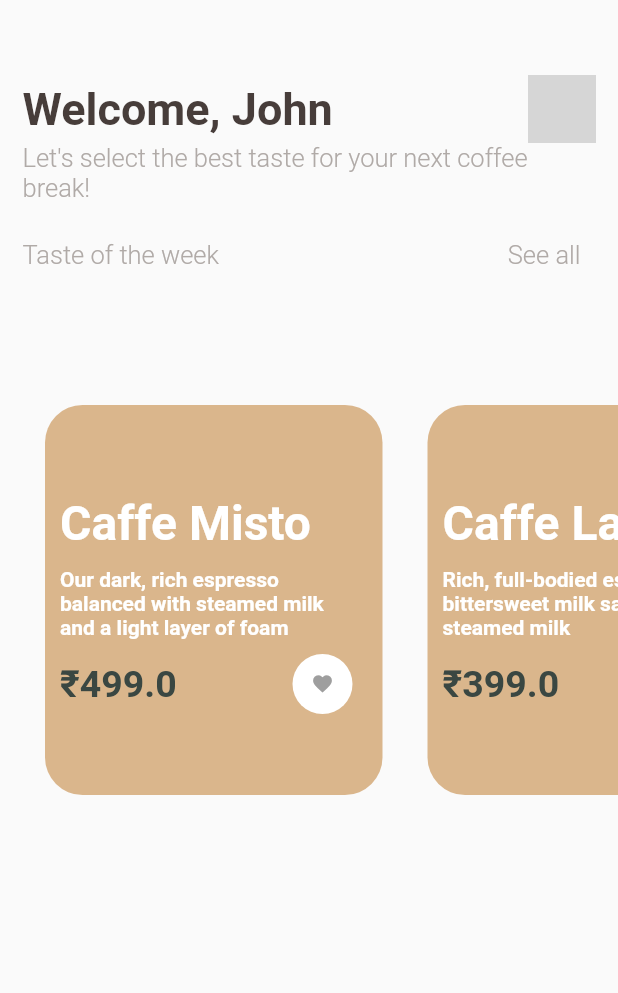
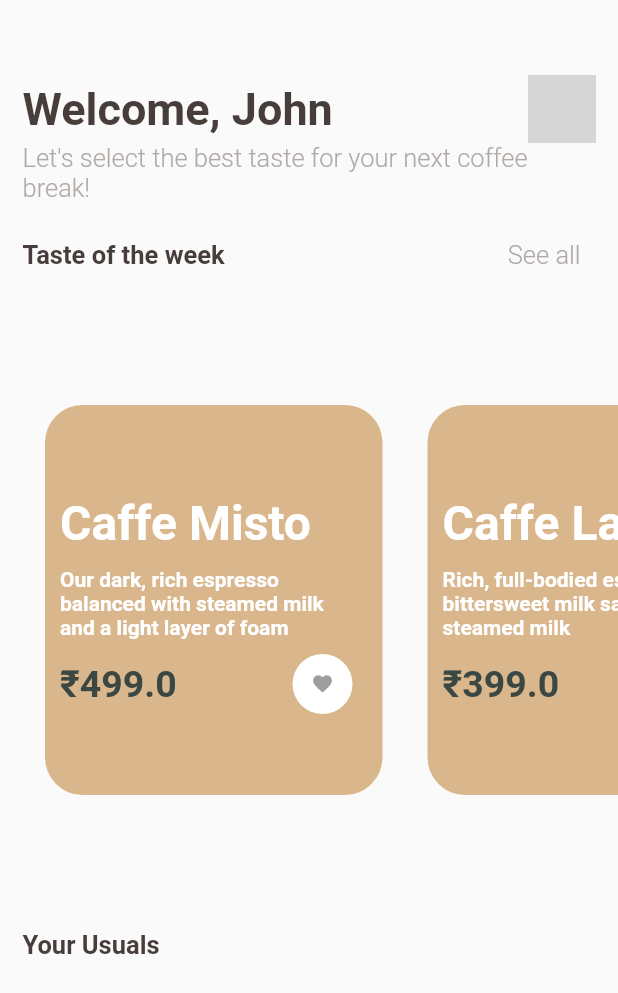
Before and after one commit to dipinsonwani/coffee_shop, a Flutter app: the screen it shows after launch, on a phone screen of 412 x 824 dp. Shown: the top 993 px of the screen. Run offline on Flutter 3.47's test engine with Material 2 defaults, Android fonts, the phone set to English and light mode, and no system bars; Roboto replaces fonts that are missing (nunito, varela); grey boxes are pictures that could not be loaded.

Commit message:
Add TextTheme

```diff
--- a/lib/main.dart
+++ b/lib/main.dart
@@ -1,3 +1,5 @@
+import 'dart:ui';
+
 import 'package:coffee_shop/screens/homepage.dart';
 import 'package:flutter/material.dart';
 
@@ -9,11 +11,17 @@ class MyApp extends StatelessWidget {
   @override
   Widget build(BuildContext context) {
     return MaterialApp(
-      title: 'Coffee Shop',
-      theme: ThemeData(
-        primarySwatch: Colors.brown,
-      ),
-      home: HomePage()
-    );
+        title: 'Coffee Shop',
+        theme: ThemeData(
+            primarySwatch: Colors.brown,
+            textTheme: TextTheme(
+              subtitle1: TextStyle(
+                fontFamily: 'varela',
+                fontSize: 17.0,
+                fontWeight: FontWeight.w600,
+                color: Color(0xFF473D3A),
+              ),
+            )),
+        home: HomePage());
   }
 }
--- a/lib/screens/homepage.dart
+++ b/lib/screens/homepage.dart
@@ -63,12 +63,7 @@ class _HomePageState extends State<HomePage> {
               children: <Widget>[
                 Text(
                   'Taste of the week',
-                  style: TextStyle(
-                    fontFamily: 'varela',
-                    fontSize: 17.0,
-                    fontWeight: FontWeight.w300,
-                    color: Color(0xFFb0AAA7),
-                  ),
+                  style: Theme.of(context).textTheme.subtitle1,
                 ),
                 Padding(
                   padding: const EdgeInsets.only(right: 25.0),
@@ -111,6 +106,10 @@ class _HomePageState extends State<HomePage> {
           SizedBox(
             height: 15.0,
           ),
+          Text(
+            'Your Usuals',
+            style: Theme.of(context).textTheme.subtitle1,
+          )
         ],
       ),
     );
```
